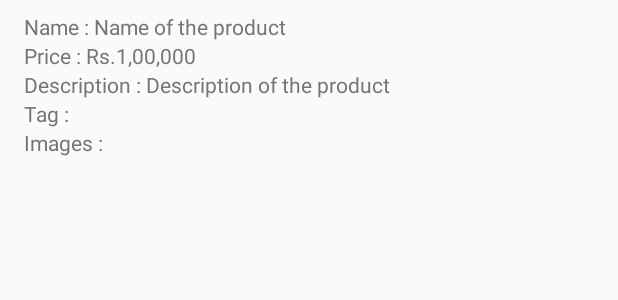
After one commit to jmprathab/Shopping-Android-App, an Android app: the layout products_list_single_row.xml on its own in the app's theme, with its tools: preview values and no code run, on a phone screen of 412 x 824 dp. The commit adds this screen. Shown: the top 300 px of the screen. Run offline under Robolectric (Android 15) with nearby library versions, the phone set to English and light mode, and no system bars.

Commit message:
Completed fetch products
Completed fetching,parsing and displaying the products in a recycler view

```diff
--- a/app/build.gradle
+++ b/app/build.gradle
@@ -3,7 +3,7 @@ apply plugin: 'me.tatarka.retrolambda'
 
 android {
   compileSdkVersion 25
-  buildToolsVersion "25.0.2"
+  buildToolsVersion "26.0.2"
   defaultConfig {
     applicationId "com.prathab.shopping"
     minSdkVersion 10
@@ -56,6 +56,7 @@ dependencies {
 
   //Support Libraries
   compile 'com.android.support:appcompat-v7:25.3.1'
+  compile 'com.android.support:recyclerview-v7:25.3.1'
   compile 'com.android.support.constraint:constraint-layout:1.0.2'
   compile 'com.android.support:support-v4:25.3.1'
   testCompile 'junit:junit:4.12'
--- a/app/src/main/AndroidManifest.xml
+++ b/app/src/main/AndroidManifest.xml
@@ -37,6 +37,8 @@
           android:name="android.support.PARENT_ACTIVITY"
           android:value=".activity.Login"/>
     </activity>
+    <activity android:name=".activity.Products">
+    </activity>
   </application>
 
 </manifest>
--- a/app/src/main/java/com/prathab/shopping/activity/Login.java
+++ b/app/src/main/java/com/prathab/shopping/activity/Login.java
@@ -142,7 +142,7 @@ public class Login extends AppCompatActivity implements Callback {
 
   private void startHomeActivity() {
     //TODO Start the home activity here
-    //Toast.makeText(Login.this, "Start Next Activity", Toast.LENGTH_SHORT).show();
+    startActivity(new Intent(Login.this, Products.class));
     finish();
   }
 
@@ -190,9 +190,7 @@ public class Login extends AppCompatActivity implements Callback {
       mAlertDialog = new AlertDialog.Builder(Login.this).setTitle("Cannot Login")
           .setMessage("Please try again later")
           .setCancelable(false)
-          .setPositiveButton("Okay", (dialog, which) -> {
-            dialog.dismiss();
-          })
+          .setPositiveButton("Okay", (dialog, which) -> dialog.dismiss())
           .create();
       mAlertDialog.show();
     });
--- /dev/null
+++ b/app/src/main/res/layout/products_list_single_row.xml
@@ -0,0 +1,45 @@
+<?xml version="1.0" encoding="utf-8"?>
+<LinearLayout xmlns:android="http://schemas.android.com/apk/res/android"
+    android:layout_width="match_parent"
+    android:layout_height="wrap_content"
+    android:layout_margin="8dp"
+    android:orientation="vertical"
+    android:paddingLeft="8dp"
+    android:paddingRight="8dp"
+    >
+
+  <TextView
+      android:id="@+id/name"
+      android:layout_width="match_parent"
+      android:layout_height="wrap_content"
+      android:text="Name : Name of the product"
+      />
+
+  <TextView
+      android:id="@+id/price"
+      android:layout_width="wrap_content"
+      android:layout_height="wrap_content"
+      android:text="Price : Rs.1,00,000"
+      />
+
+  <TextView
+      android:id="@+id/description"
+      android:layout_width="wrap_content"
+      android:layout_height="wrap_content"
+      android:text="Description : Description of the product"
+      />
+
+  <TextView
+      android:id="@+id/tags"
+      android:layout_width="wrap_content"
+      android:layout_height="wrap_content"
+      android:text="Tag : "
+      />
+
+  <TextView
+      android:id="@+id/images"
+      android:layout_width="wrap_content"
+      android:layout_height="wrap_content"
+      android:text="Images : "
+      />
+</LinearLayout>
--- a/app/src/main/res/values-v21/styles.xml
+++ b/app/src/main/res/values-v21/styles.xml
@@ -1,7 +1,7 @@
 <resources>
 
   <!-- Base application theme. -->
-  <style name="AppTheme" parent="Theme.AppCompat.NoActionBar">
+  <style name="AppTheme" parent="Theme.AppCompat.Light.NoActionBar">
     <!-- Customize your theme here. -->
     <item name="colorPrimary">@color/colorPrimary</item>
     <item name="colorPrimaryDark">@color/colorPrimaryDark</item>
--- a/app/src/main/res/values/styles.xml
+++ b/app/src/main/res/values/styles.xml
@@ -1,7 +1,7 @@
 <resources>
 
   <!-- Base application theme. -->
-  <style name="AppTheme" parent="Theme.AppCompat.NoActionBar">
+  <style name="AppTheme" parent="Theme.AppCompat.Light.NoActionBar">
     <!-- Customize your theme here. -->
     <item name="colorPrimary">@color/colorPrimary</item>
     <item name="colorPrimaryDark">@color/colorPrimaryDark</item>
--- a/build.gradle
+++ b/build.gradle
@@ -18,6 +18,9 @@ allprojects {
   repositories {
     jcenter()
     mavenCentral()
+    maven {
+      url "https://maven.google.com"
+    }
   }
 }
 
```
Also changed, not shown: app/src/main/java/com/prathab/shopping/activity/Products.java (added, +204 -0 lines), app/src/main/java/com/prathab/shopping/constants/EndPoints.java (+11 -1 lines), app/src/main/java/com/prathab/shopping/model/ProductsModel.java (added, +119 -0 lines), app/src/main/java/com/prathab/shopping/model/UsersModel.java (renamed from app/src/main/java/com/prathab/shopping/model/Users.java, +6 -6 lines), app/src/main/java/com/prathab/shopping/views/ProductsRecyclerViewAdapter.java (added, +64 -0 lines), app/src/main/res/layout/activity_products.xml (added, +29 -0 lines).
